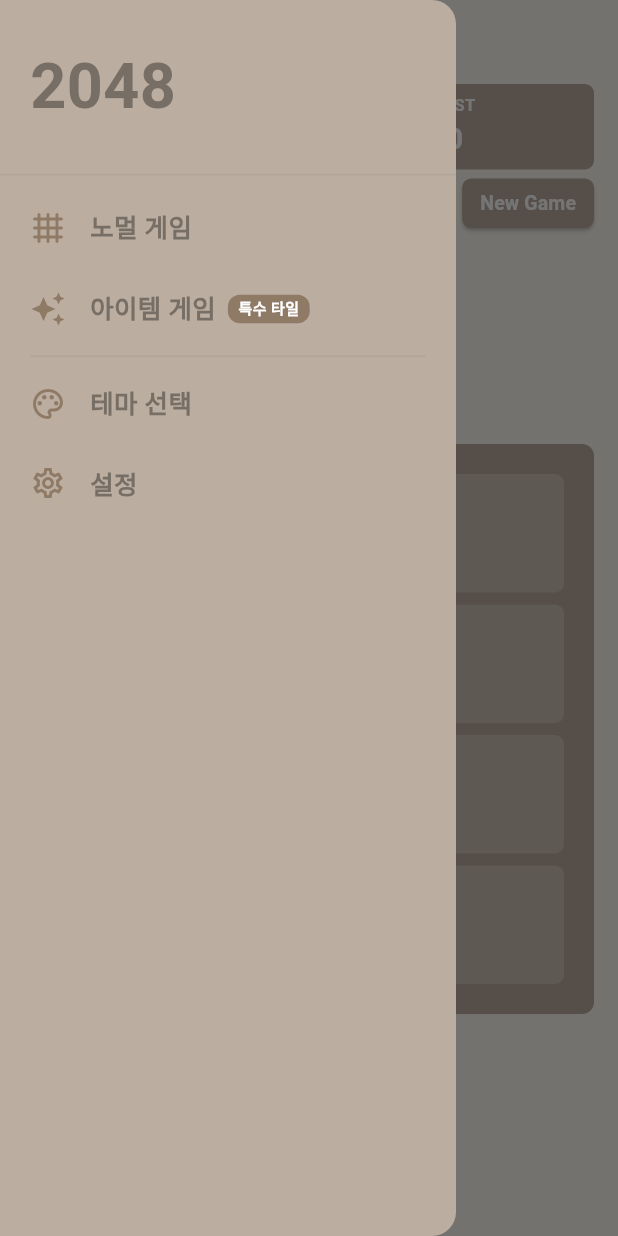
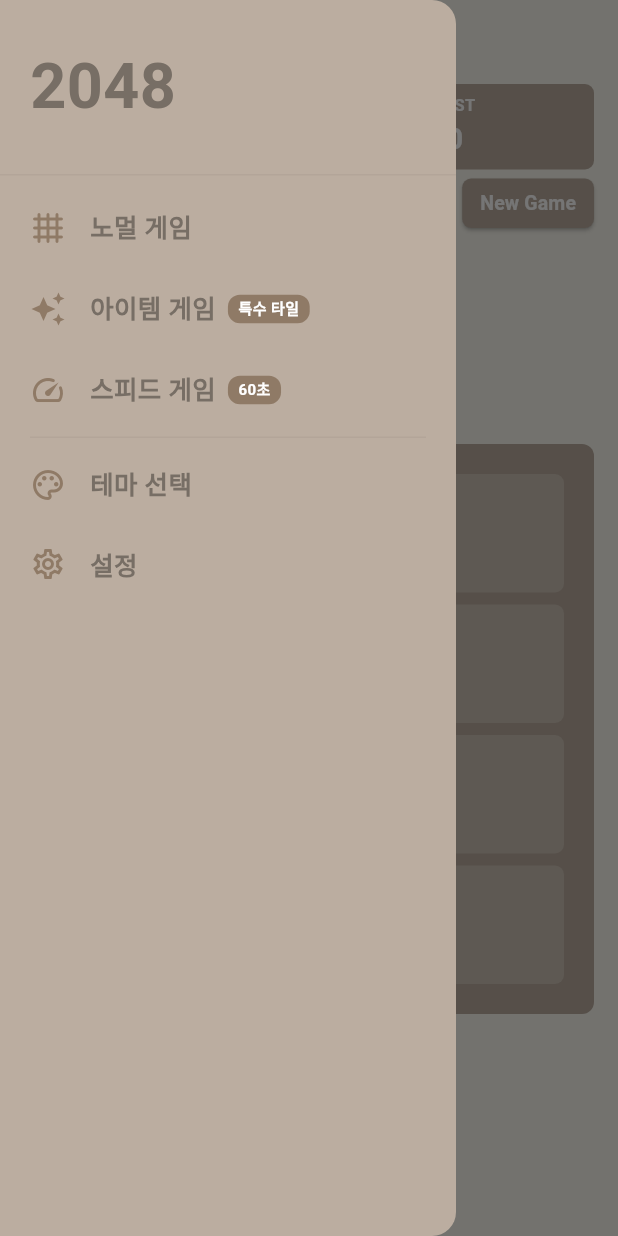
Before and after one commit to allookim/new2048, a Flutter app: the screen it shows after launch, with the side drawer open, on a phone screen of 412 x 824 dp. Run offline on Flutter 3.47's test engine with Material 3 defaults, Android fonts, the phone set to English and light mode, and no system bars; our stand-ins replace shared_preferences.

Commit message:
Add Speed mode: 60s countdown with combo multiplier and time bonuses
- New GameMode.speed and GameStatus.timeUp enum values
- GameController: 100ms timer, combo system (×1~×3), per-merge time
  bonuses (+0.5s/merge, +1s multi-merge, +2s for 512+, +10s for 2048)
- board_logic: track mergeCount per move for time bonus calculation
- TimerBar widget: progress bar with green→orange→red + blink under 15s,
  combo badge with multiplier display
- TimeUpOverlay: shows final score, best speed score, max combo
- ScorePanel: shows BEST⚡ (speed best) in speed mode, hides undo button
- Drawer: added Speed Game entry with "60초" badge

Co-Authored-By: Claude Sonnet 4.6 <noreply@anthropic.com>

```diff
--- a/lib/game/move_result.dart
+++ b/lib/game/move_result.dart
@@ -8,10 +8,14 @@ class MoveResult {
   /// 이동 후 폭탄이 폭발한 위치 목록 (row, col)
   final List<(int, int)> bombPositions;
 
+  /// 이번 이동에서 발생한 머지 횟수 (스피드 모드 시간 보너스용)
+  final int mergeCount;
+
   const MoveResult({
     required this.board,
     required this.scoreGained,
     required this.didChange,
     this.bombPositions = const [],
+    this.mergeCount = 0,
   });
 }
--- a/lib/models/game_mode.dart
+++ b/lib/models/game_mode.dart
@@ -1 +1 @@
-enum GameMode { normal, item }
+enum GameMode { normal, item, speed }
--- a/lib/models/game_state.dart
+++ b/lib/models/game_state.dart
@@ -1 +1 @@
-enum GameStatus { playing, won, gameOver }
+enum GameStatus { playing, won, gameOver, timeUp }
--- a/lib/screens/game_screen.dart
+++ b/lib/screens/game_screen.dart
@@ -7,6 +7,8 @@ import '../widgets/game_board.dart';
 import '../widgets/game_over_overlay.dart';
 import '../widgets/score_panel.dart';
 import '../widgets/skill_bar.dart';
+import '../widgets/time_up_overlay.dart';
+import '../widgets/timer_bar.dart';
 import '../widgets/win_overlay.dart';
 import 'settings_screen.dart';
 import 'theme_screen.dart';
@@ -47,6 +49,7 @@ class GameScreen extends StatelessWidget {
           child: Column(
             children: [
               const ScorePanel(),
+              const TimerBar(),
               const SizedBox(height: 12),
               Expanded(
                 child: Center(
@@ -63,6 +66,7 @@ class GameScreen extends StatelessWidget {
                             GameBoard(),
                             GameOverOverlay(),
                             WinOverlay(),
+                            TimeUpOverlay(),
                           ],
                         ),
                       );
@@ -132,6 +136,18 @@ class _GameDrawer extends StatelessWidget {
               badge: '특수 타일',
               onTap: () {
                 gameController.startGame(GameMode.item);
+                Navigator.pop(context);
+              },
+            ),
+
+            // 스피드 게임
+            _DrawerItem(
+              icon: Icons.speed_rounded,
+              label: '스피드 게임',
+              theme: theme,
+              badge: '60초',
+              onTap: () {
+                gameController.startGame(GameMode.speed);
                 Navigator.pop(context);
               },
             ),
--- a/lib/widgets/score_panel.dart
+++ b/lib/widgets/score_panel.dart
@@ -2,6 +2,7 @@ import 'package:flutter/material.dart';
 import 'package:provider/provider.dart';
 import '../core/theme/theme_controller.dart';
 import '../game/game_controller.dart';
+import '../models/game_mode.dart';
 
 class ScorePanel extends StatelessWidget {
   const ScorePanel({super.key});
@@ -12,6 +13,10 @@ class ScorePanel extends StatelessWidget {
 
     return Consumer<GameController>(
       builder: (context, controller, _) {
+        final isSpeed = controller.gameMode == GameMode.speed;
+        final bestValue = isSpeed ? controller.bestSpeedScore : controller.bestScore;
+        final bestLabel = isSpeed ? 'BEST⚡' : 'BEST';
+
         return Column(
           children: [
             // 상단 Row: 스코어 박스
@@ -19,7 +24,7 @@ class ScorePanel extends StatelessWidget {
               children: [
                 Expanded(child: _ScoreBox(label: 'SCORE', value: controller.score)),
                 const SizedBox(width: 8),
-                Expanded(child: _ScoreBox(label: 'BEST', value: controller.bestScore)),
+                Expanded(child: _ScoreBox(label: bestLabel, value: bestValue)),
               ],
             ),
             const SizedBox(height: 6),
@@ -27,12 +32,14 @@ class ScorePanel extends StatelessWidget {
             Row(
               mainAxisAlignment: MainAxisAlignment.end,
               children: [
+                if (!isSpeed) ...[
                   _SmallButton(
                     icon: Icons.undo,
                     onPressed: controller.canUndo ? controller.undo : null,
                     backgroundColor: theme.boardColor,
                   ),
                   const SizedBox(width: 6),
+                ],
                 _SmallButton(
                   label: 'New Game',
                   onPressed: controller.newGame,
--- /dev/null
+++ b/lib/widgets/time_up_overlay.dart
@@ -0,0 +1,131 @@
+import 'package:flutter/material.dart';
+import 'package:provider/provider.dart';
+import '../core/theme/theme_controller.dart';
+import '../game/game_controller.dart';
+import '../models/game_state.dart';
+import '../models/game_mode.dart';
+
+class TimeUpOverlay extends StatelessWidget {
+  const TimeUpOverlay({super.key});
+
+  @override
+  Widget build(BuildContext context) {
+    final theme = context.watch<ThemeController>().theme;
+
+    return Consumer<GameController>(
+      builder: (context, controller, _) {
+        final visible = controller.gameMode == GameMode.speed &&
+            controller.status == GameStatus.timeUp;
+
+        return AnimatedOpacity(
+          opacity: visible ? 1.0 : 0.0,
+          duration: const Duration(milliseconds: 300),
+          child: IgnorePointer(
+            ignoring: !visible,
+            child: Container(
+              decoration: BoxDecoration(
+                color: Colors.white.withValues(alpha: 0.88),
+                borderRadius: BorderRadius.circular(theme.boardRadius),
+              ),
+              child: Center(
+                child: Column(
+                  mainAxisSize: MainAxisSize.min,
+                  children: [
+                    Text(
+                      '시간 초과!',
+                      style: TextStyle(
+                        fontSize: 34,
+                        fontWeight: FontWeight.bold,
+                        color: Colors.red.shade400,
+                      ),
+                    ),
+                    const SizedBox(height: 12),
+                    // 점수
+                    _StatRow(
+                      label: '최종 점수',
+                      value: '${controller.score}',
+                      theme: theme,
+                      highlight: true,
+                    ),
+                    const SizedBox(height: 4),
+                    _StatRow(
+                      label: '최고 기록',
+                      value: '${controller.bestSpeedScore}',
+                      theme: theme,
+                    ),
+                    const SizedBox(height: 4),
+                    _StatRow(
+                      label: '최대 콤보',
+                      value: '${controller.maxCombo}x',
+                      theme: theme,
+                    ),
+                    const SizedBox(height: 20),
+                    ElevatedButton(
+                      onPressed: controller.newGame,
+                      style: ElevatedButton.styleFrom(
+                        backgroundColor: theme.buttonColor,
+                        foregroundColor: Colors.white,
+                        padding: const EdgeInsets.symmetric(
+                          horizontal: 32,
+                          vertical: 12,
+                        ),
+                        shape: RoundedRectangleBorder(
+                          borderRadius: BorderRadius.circular(theme.tileRadius),
+                        ),
+                      ),
+                      child: const Text(
+                        '다시 시작',
+                        style: TextStyle(
+                          fontSize: 17,
+                          fontWeight: FontWeight.bold,
+                        ),
+                      ),
+                    ),
+                  ],
+                ),
+              ),
+            ),
+          ),
+        );
+      },
+    );
+  }
+}
+
+class _StatRow extends StatelessWidget {
+  final String label;
+  final String value;
+  final dynamic theme;
+  final bool highlight;
+
+  const _StatRow({
+    required this.label,
+    required this.value,
+    required this.theme,
+    this.highlight = false,
+  });
+
+  @override
+  Widget build(BuildContext context) {
+    return Row(
+      mainAxisSize: MainAxisSize.min,
+      children: [
+        Text(
+          '$label  ',
+          style: TextStyle(
+            fontSize: 13,
+            color: theme.textDark.withValues(alpha: 0.6),
+          ),
+        ),
+        Text(
+          value,
+          style: TextStyle(
+            fontSize: highlight ? 22 : 16,
+            fontWeight: FontWeight.bold,
+            color: theme.textDark,
+          ),
+        ),
+      ],
+    );
+  }
+}
```
Also changed, not shown: lib/game/board_logic.dart (+8 -2 lines), lib/game/game_controller.dart (+128 -11 lines), lib/widgets/timer_bar.dart (added, +175 -0 lines). Lines whose indentation alone changed are shown as unchanged.
